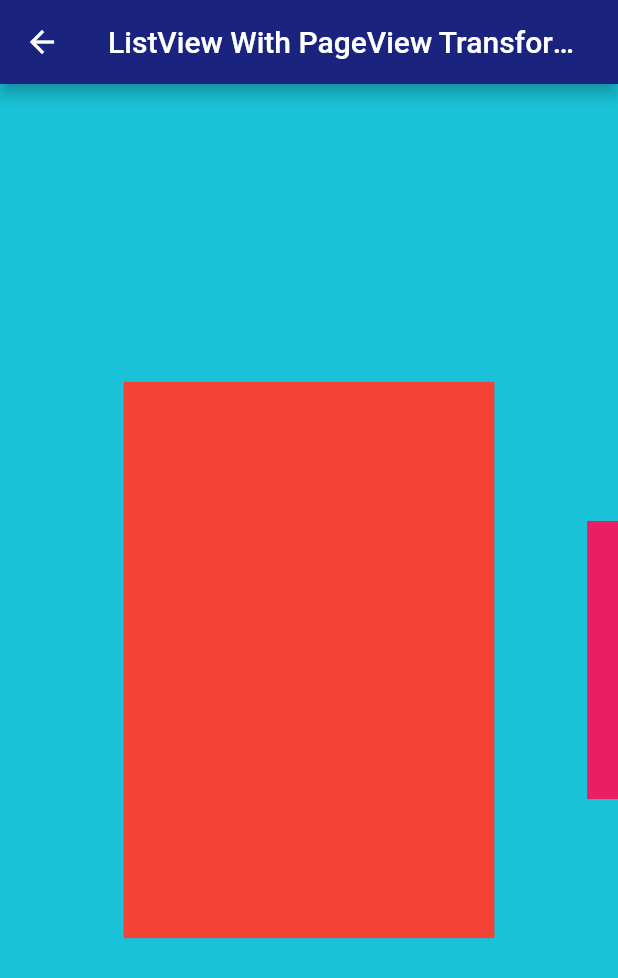
After one commit to MahanaElbana/flutter_repository, a Flutter app: the screen it shows after launch, after a tap on "PageView & Transform for ListView !", on a phone screen of 412 x 824 dp. The commit adds this screen. Shown: the top 978 px of the screen. Run offline on Flutter 3.47's test engine with Material 2 defaults, Android fonts, the phone set to English and light mode, and no system bars; our stand-ins replace flutter_zoom_drawer.

Commit message:
listview pageview transform

```diff
--- a/lib/core/components/navigator_route_button/custom_button.dart
+++ b/lib/core/components/navigator_route_button/custom_button.dart
@@ -5,6 +5,7 @@ import 'package:flutter_repository/views/animated_drawer.dart';
 import 'package:flutter_repository/views/boat_app_ui/boat_app.dart';
 import 'package:flutter_repository/views/circlura_floating_pop_out_menu.dart';
 import 'package:flutter_repository/views/floating_pop_out_menu.dart';
+import 'package:flutter_repository/views/listview_with_page_view_transformed.dart';
 import 'package:flutter_repository/views/notification_listener_with_listview.dart';
 import 'package:flutter_repository/views/profile_in_app_bar.dart';
 import 'package:flutter_repository/views/transformed_card.dart';
@@ -155,5 +156,15 @@ List<CustomButton> screenLists(BuildContext context) {
     ),
 
     // -----------  AnimatedCircPopOutFloating ! ---------------//
+
+     CustomButton(
+      backGroundColor: Colors.primaries[6],
+      onPressed: () {
+        AppNavigatorFunctions.defaultPush(
+            context, const ListViewWithPageViewTransformed());
+      },
+      forgroundString: "PageView & Transform for ListView !",
+      iconData: Icons.widgets_outlined,
+    ),
   ];
 }
--- a/lib/home_screen.dart
+++ b/lib/home_screen.dart
@@ -22,7 +22,8 @@ class _HomeScreenState extends State<HomeScreen> {
       body: Container(
         margin: const EdgeInsets.only(top: 8.0),
         alignment: Alignment.topCenter,
-        // child: SingleChildScrollView(
+         child: SingleChildScrollView(
+          physics: const BouncingScrollPhysics(),
         child: Column(
           crossAxisAlignment: CrossAxisAlignment.center,
           // children: <Widget>[
@@ -40,7 +41,7 @@ class _HomeScreenState extends State<HomeScreen> {
             // ============ the end  ===========//
 
             ],
-
+        )
         ),
       ),
 
--- a/lib/views/boat_app_ui/boat_app.dart
+++ b/lib/views/boat_app_ui/boat_app.dart
@@ -81,7 +81,7 @@ class _BoatUiScreenState extends State<BoatUiScreen> {
                               child: Transform(
                                 alignment: Alignment.centerLeft,
                                 transform: Matrix4.identity()
-                                  ..setEntry(3, 2, 0.002)
+                                  ..setEntry(3, 2, 0.001)
                                   ..rotateY(1.8 * fixRotation)
                                   ..translate(-rotation * size.width * 0.5)
                                   ..scale(1 + rotation * 0.5),
--- /dev/null
+++ b/lib/views/listview_with_page_view_transformed.dart
@@ -0,0 +1,118 @@
+import 'dart:math';
+
+import 'package:flutter/material.dart';
+
+class ListViewWithPageViewTransformed extends StatefulWidget {
+  const ListViewWithPageViewTransformed({super.key});
+
+  @override
+  State<ListViewWithPageViewTransformed> createState() =>
+      _ListViewWithPageViewTransformedState();
+}
+
+class _ListViewWithPageViewTransformedState
+    extends State<ListViewWithPageViewTransformed> {
+  PageController pageController = PageController(viewportFraction: 0.6);
+  double currentPageValue = 0.0;
+  @override
+  void initState() {
+    super.initState();
+    pageController.addListener(_listenerController);
+  }
+
+  void _listenerController() {
+    setState(() {
+      currentPageValue = pageController.page!.toDouble();
+    });
+  }
+
+  @override
+  void dispose() {
+    pageController.dispose();
+    pageController.removeListener(_listenerController);
+    super.dispose();
+  }
+
+  @override
+  Widget build(BuildContext context) {
+    Size size = MediaQuery.of(context).size;
+    return Scaffold(
+      appBar: AppBar(
+        title: const Text("ListView With PageView Transformed "),
+      ),
+      body: Stack(
+
+          children: [
+               // ------------------------//
+          Positioned.fill(
+            child: Container(
+              color: Colors.cyan.withOpacity(0.9),
+            ),
+          ),
+          // ------------------------//
+            PageView.builder(
+                  controller: pageController,
+                  itemCount: 60,
+                  itemBuilder: (context, position) {
+                    //print("$currentPageValue --- $position");
+
+                    // ------------- //
+                    if (position == currentPageValue) {
+                      return Column(
+                                                mainAxisAlignment: MainAxisAlignment.center,
+                        crossAxisAlignment: CrossAxisAlignment.center,
+                        children: [
+                          Transform.scale(
+                            scale: 1,
+                            child: Container(
+                              height: size.height*0.45,
+                               width: size.width*0.85,
+                              color: Colors
+                                  .primaries[position % (Colors.primaries.length)],
+                            ),
+                          ),
+                        ],
+                      );
+                    }
+                    // -----------//
+                    else if (position < currentPageValue) {
+                      return Column(
+                                                mainAxisAlignment: MainAxisAlignment.center,
+                        crossAxisAlignment: CrossAxisAlignment.center,
+                        children: [
+                          Transform.scale(
+                            scale: max(1 - (currentPageValue - position), 0.5),
+                            child: Container(
+                                 height: size.height*0.45,
+                              width: size.width*0.85,
+                              color: Colors
+                                  .primaries[position % (Colors.primaries.length)],
+                            ),
+                          ),
+                        ],
+                      );
+                    } else {
+                      return Column(
+                        mainAxisAlignment: MainAxisAlignment.center,
+                        crossAxisAlignment: CrossAxisAlignment.center,
+                        children: [
+                          Transform.scale(
+                            scale: max(1 - (position - currentPageValue), 0.5),
+                            child: Container(
+                                height: size.height*0.45,
+                              width: size.width*0.85,
+                              color: Colors
+                                  .primaries[position % (Colors.primaries.length)],
+                            ),
+                          ),
+                        ],
+                      );
+                    }
+                  }),
+          ],
+        ),
+
+
+    );
+  }
+}
--- a/lib/views/profile_in_app_bar.dart
+++ b/lib/views/profile_in_app_bar.dart
@@ -119,7 +119,10 @@ class _ProfileInAppBarState extends State<ProfileInAppBar> {
           )
         ],
       //===== ===== ===== ========//
+
       ),
+
+
     );
   }
 }
```
